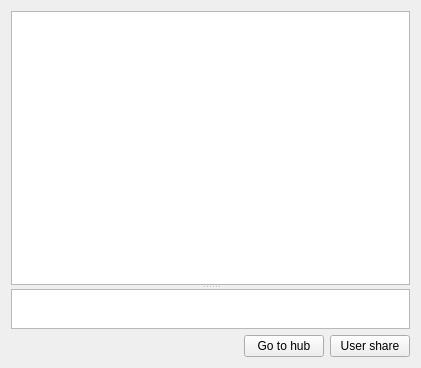
Qt form eiskaltdcpp/ui/PrivateMessage.ui (eiskaltdcpp/eiskaltdcpp) before a commit.
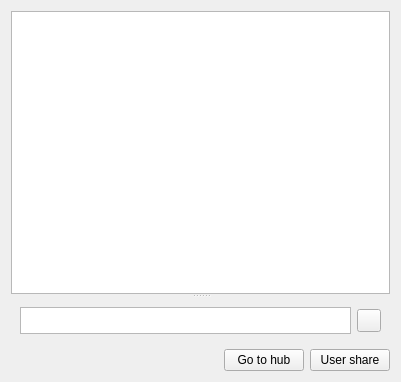
The same form after that commit.

Commit message: smile support. translation update

Patch:
```diff
--- a/eiskaltdcpp/ui/PrivateMessage.ui
+++ b/eiskaltdcpp/ui/PrivateMessage.ui
@@ -6,14 +6,14 @@
    <rect>
     <x>0</x>
     <y>0</y>
-    <width>421</width>
-    <height>368</height>
+    <width>401</width>
+    <height>382</height>
    </rect>
   </property>
   <property name="windowTitle">
    <string>Form</string>
   </property>
-  <layout class="QGridLayout" name="gridLayout">
+  <layout class="QGridLayout" name="gridLayout_2">
    <item row="0" column="0" colspan="3">
     <widget class="QSplitter" name="splitter">
      <property name="orientation">
@@ -24,30 +24,53 @@
        <bool>true</bool>
       </property>
      </widget>
-     <widget class="QPlainTextEdit" name="plainTextEdit_INPUT">
+     <widget class="QFrame" name="frame">
+      <property name="sizePolicy">
+       <sizepolicy hsizetype="Preferred" vsizetype="MinimumExpanding">
+        <horstretch>0</horstretch>
+        <verstretch>0</verstretch>
+       </sizepolicy>
+      </property>
       <property name="maximumSize">
        <size>
         <width>16777215</width>
-        <height>40</height>
+        <height>45</height>
        </size>
       </property>
+      <property name="frameShape">
+       <enum>QFrame::NoFrame</enum>
+      </property>
+      <property name="frameShadow">
+       <enum>QFrame::Raised</enum>
+      </property>
+      <layout class="QGridLayout" name="gridLayout">
+       <item row="0" column="0">
+        <widget class="QPlainTextEdit" name="plainTextEdit_INPUT">
+         <property name="sizePolicy">
+          <sizepolicy hsizetype="Expanding" vsizetype="Maximum">
+           <horstretch>0</horstretch>
+           <verstretch>0</verstretch>
+          </sizepolicy>
+         </property>
+         <property name="maximumSize">
+          <size>
+           <width>16777215</width>
+           <height>40</height>
+          </size>
+         </property>
+        </widget>
+       </item>
+       <item row="0" column="1">
+        <widget class="QToolButton" name="toolButton_SMILE">
+         <property name="text">
+          <string/>
+         </property>
+        </widget>
+       </item>
+      </layout>
      </widget>
     </widget>
    </item>
-   <item row="1" column="1">
-    <widget class="QPushButton" name="pushButton_HUB">
-     <property name="text">
-      <string>Go to hub</string>
-     </property>
-    </widget>
-   </item>
-   <item row="1" column="2">
-    <widget class="QPushButton" name="pushButton_SHARE">
-     <property name="text">
-      <string>User share</string>
-     </property>
-    </widget>
-   </item>
    <item row="1" column="0">
     <spacer name="horizontalSpacer">
      <property name="orientation">
@@ -61,6 +84,20 @@
      </property>
     </spacer>
    </item>
+   <item row="1" column="1">
+    <widget class="QPushButton" name="pushButton_HUB">
+     <property name="text">
+      <string>Go to hub</string>
+     </property>
+    </widget>
+   </item>
+   <item row="1" column="2">
+    <widget class="QPushButton" name="pushButton_SHARE">
+     <property name="text">
+      <string>User share</string>
+     </property>
+    </widget>
+   </item>
   </layout>
  </widget>
  <resources/>
```
The commit also changes 30 other files.
